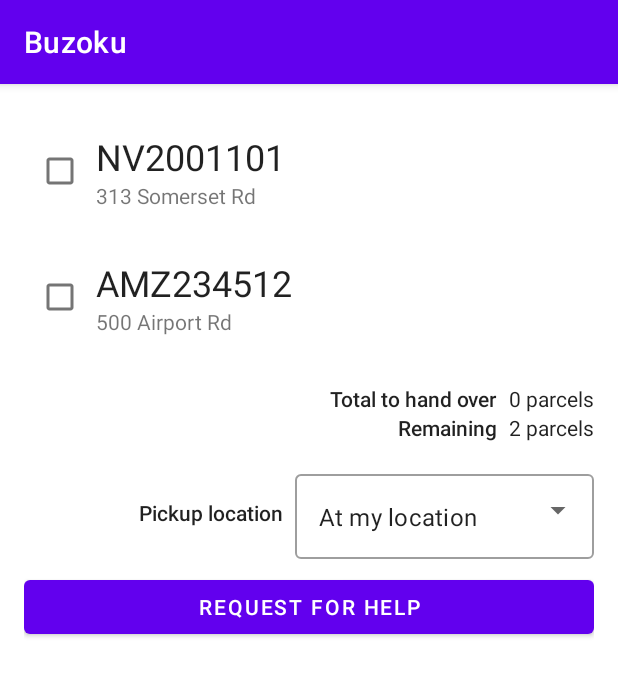
After one commit to kaine119/code-dojo-2022, an Android app: the RequestForHelpActivity screen opened directly, with no data from a screen before it, on a phone screen of 412 x 824 dp. The commit adds this screen. Shown: the top 676 px of the screen. Run offline under Robolectric (Android 15) with nearby library versions, the phone set to English and light mode, and no system bars.

Commit message:
Add RequestForHelpActivity and stubbed network request code

```diff
--- a/app/src/main/AndroidManifest.xml
+++ b/app/src/main/AndroidManifest.xml
@@ -9,6 +9,9 @@
         android:roundIcon="@mipmap/ic_launcher_round"
         android:supportsRtl="true"
         android:theme="@style/Theme.Buzoku">
+        <activity
+            android:name=".ui.requestForHelp.RequestForHelpActivity"
+            android:exported="false" />
         <activity
             android:name=".MainActivity"
             android:exported="true"
--- /dev/null
+++ b/app/src/main/java/team/stonks/buzoku/helpRequests/Parcel.kt
@@ -0,0 +1,3 @@
+package team.stonks.buzoku.helpRequests
+
+data class Parcel(val trackingNumber: String, val destination: String)
--- a/app/src/main/java/team/stonks/buzoku/ui/clan/ClanFragment.kt
+++ b/app/src/main/java/team/stonks/buzoku/ui/clan/ClanFragment.kt
@@ -1,12 +1,15 @@
 package team.stonks.buzoku.ui.clan
 
+import android.content.Intent
 import android.os.Bundle
 import androidx.fragment.app.Fragment
 import android.view.LayoutInflater
 import android.view.View
 import android.view.ViewGroup
+import android.widget.Button
 import android.widget.TextView
 import team.stonks.buzoku.R
+import team.stonks.buzoku.ui.requestForHelp.RequestForHelpActivity
 
 // TODO: Rename parameter arguments, choose names that match
 // the fragment initialization parameters, e.g. ARG_ITEM_NUMBER
@@ -39,6 +42,13 @@ class ClanFragment : Fragment() {
     ): View? {
         // Inflate the layout for this fragment
         layout = inflater.inflate(R.layout.fragment_clan, container, false)
+
+        // Launch activity for requestForHelp
+        // TODO: should this be an activity or a fragment?
+        layout?.findViewById<Button>(R.id.btn_request_help)?.setOnClickListener {
+            val intent = Intent(activity, RequestForHelpActivity::class.java)
+            startActivity(intent)
+        }
 
         // These TextViews can be programmatically changed before returning the view to be rendered
         val clanName: TextView? = layout?.findViewById(R.id.ClanName)
--- /dev/null
+++ b/app/src/main/java/team/stonks/buzoku/ui/requestForHelp/RequestForHelpActivity.kt
@@ -0,0 +1,109 @@
+package team.stonks.buzoku.ui.requestForHelp
+
+import androidx.appcompat.app.AppCompatActivity
+import android.os.Bundle
+import android.view.LayoutInflater
+import android.view.View
+import android.view.ViewGroup
+import android.widget.*
+import androidx.recyclerview.widget.LinearLayoutManager
+import androidx.recyclerview.widget.RecyclerView
+import com.google.android.material.textfield.TextInputLayout
+import team.stonks.buzoku.R
+import team.stonks.buzoku.helpRequests.Parcel
+
+data class SelectableParcel(var value: Parcel, var selected: Boolean)
+
+class ParcelListAdapter(
+    var parcelList: List<SelectableParcel>,
+    val selectionChangeCallback: (List<SelectableParcel>) -> Unit
+) :
+    RecyclerView.Adapter<ParcelListAdapter.ViewHolder>() {
+
+    class ViewHolder(itemView: View) : RecyclerView.ViewHolder(itemView) {
+        var parcelTrackingNumberText: TextView = itemView.findViewById(R.id.parcelTrackingNumber)
+        var parcelAddressText: TextView = itemView.findViewById(R.id.parcelAddress)
+        var parcelSelectedCheckBox: CheckBox = itemView.findViewById(R.id.parcelSelectedCheckbox)
+    }
+
+    override fun onCreateViewHolder(parent: ViewGroup, viewType: Int): ViewHolder {
+        val layoutInflater = LayoutInflater.from(parent.context)
+        val itemView = layoutInflater.inflate(R.layout.parcel_item_view, parent, false)
+        selectionChangeCallback(parcelList)
+        return ViewHolder(itemView)
+    }
+
+    override fun onBindViewHolder(holder: ViewHolder, position: Int) {
+        val parcel = parcelList[position]
+        holder.parcelTrackingNumberText.text = parcel.value.trackingNumber
+        holder.parcelAddressText.text = parcel.value.destination
+        holder.parcelSelectedCheckBox.isSelected = parcel.selected
+
+        holder.itemView.setOnClickListener {
+            holder.parcelSelectedCheckBox.toggle()
+            parcel.selected = !parcel.selected
+            selectionChangeCallback(parcelList)
+        }
+
+        holder.parcelSelectedCheckBox.setOnClickListener {
+            parcel.selected = !parcel.selected
+            selectionChangeCallback(parcelList)
+        }
+    }
+
+    override fun getItemCount() = parcelList.size
+
+}
+
+class RequestForHelpActivity : AppCompatActivity() {
+    override fun onCreate(savedInstanceState: Bundle?) {
+        super.onCreate(savedInstanceState)
+        setContentView(R.layout.activity_request_for_help)
+
+        //region Attach adapter to RecyclerList
+        val parcels = listOf(
+            Parcel("NV2001101", "313 Somerset Rd"),
+            Parcel("AMZ234512", "500 Airport Rd")
+        )
+        val parcelModels = parcels.map { SelectableParcel(it, false) }
+
+        // Update these two number fields when the selection set is updated.
+        val dropOffCountText: TextView = findViewById(R.id.txtDropOffCount)
+        val remainingCountText: TextView = findViewById(R.id.txtRemainingCount)
+
+        val parcelListAdapter = ParcelListAdapter(parcelModels) { parcels ->
+            // This callback gets called when the selection set of the list changes.
+            dropOffCountText.text = "${parcels.filter { it.selected }.count()} parcels"
+            remainingCountText.text = "${parcels.filter { !it.selected }.count()} parcels"
+        }
+        findViewById<RecyclerView>(R.id.parcelRecyclerView).apply {
+            setHasFixedSize(true)
+            layoutManager = LinearLayoutManager(context)
+            adapter = parcelListAdapter
+        }
+        //endregion
+
+        //region Populate pickup selector
+        val pickupSelector: TextInputLayout = findViewById(R.id.selection_pickup)
+        val pickupMenuItems = listOf(
+            getString(R.string.pickup_my_location),
+            getString(R.string.pickup_halfway),
+            getString(R.string.pickup_their_location)
+        )
+        val pickupMenuAdapter = ArrayAdapter(baseContext, R.layout.list_item, pickupMenuItems)
+        (pickupSelector.editText as? AutoCompleteTextView)?.setAdapter(pickupMenuAdapter)
+        (pickupSelector.editText as? AutoCompleteTextView)?.setText(pickupMenuItems[0], false)
+        //endregion
+
+        findViewById<Button>(R.id.btnSubmitRequest).setOnClickListener {
+            // Look for parcel that have been selected for transfer
+            val selectedParcels: List<Parcel> =
+                parcelListAdapter.parcelList.filter { it.selected }.map { it.value }
+
+            // TODO: find a less hacky dropdown! This is really jank
+            val pickupSelection = (pickupSelector.editText)?.text.toString()
+
+           RequestForHelpService().submitRequest(selectedParcels, pickupSelection)
+        }
+    }
+}
--- /dev/null
+++ b/app/src/main/java/team/stonks/buzoku/ui/requestForHelp/RequestForHelpService.kt
@@ -0,0 +1,21 @@
+package team.stonks.buzoku.ui.requestForHelp
+
+import android.util.Log
+import team.stonks.buzoku.helpRequests.Parcel
+
+/**
+ * Provides network calls for the "Request for Help" page.
+ */
+class RequestForHelpService {
+    fun submitRequest(parcels: List<Parcel>, proposedMeetupPoint: String) {
+        // TODO: actually do a network call here
+            Log.d(
+                "RequestForHelpActivity",
+                "Parcels to drop off: $parcels"
+            )
+            Log.d(
+                "RequestForHelpActivity",
+                "Meeting point: $proposedMeetupPoint"
+            )
+    }
+}
--- a/app/src/main/res/drawable/ic_menu_gallery.xml
+++ /dev/null
@@ -1,9 +0,0 @@
-<vector xmlns:android="http://schemas.android.com/apk/res/android"
-    android:width="24dp"
-    android:height="24dp"
-    android:viewportWidth="24.0"
-    android:viewportHeight="24.0">
-    <path
-        android:fillColor="#FF000000"
-        android:pathData="M22,16V4c0,-1.1 -0.9,-2 -2,-2H8c-1.1,0 -2,0.9 -2,2v12c0,1.1 0.9,2 2,2h12c1.1,0 2,-0.9 2,-2zm-11,-4l2.03,2.71L16,11l4,5H8l3,-4zM2,6v14c0,1.1 0.9,2 2,2h14v-2H4V6H2z" />
-</vector>
--- a/app/src/main/res/drawable/ic_menu_slideshow.xml
+++ /dev/null
@@ -1,9 +0,0 @@
-<vector xmlns:android="http://schemas.android.com/apk/res/android"
-    android:width="24dp"
-    android:height="24dp"
-    android:viewportWidth="24.0"
-    android:viewportHeight="24.0">
-    <path
-        android:fillColor="#FF000000"
-        android:pathData="M4,6H2v14c0,1.1 0.9,2 2,2h14v-2H4V6zm16,-4H8c-1.1,0 -2,0.9 -2,2v12c0,1.1 0.9,2 2,2h12c1.1,0 2,-0.9 2,-2V4c0,-1.1 -0.9,-2 -2,-2zm-8,12.5v-9l6,4.5 -6,4.5z" />
-</vector>
--- /dev/null
+++ b/app/src/main/res/layout/activity_request_for_help.xml
@@ -0,0 +1,106 @@
+<?xml version="1.0" encoding="utf-8"?>
+<LinearLayout xmlns:android="http://schemas.android.com/apk/res/android"
+    xmlns:app="http://schemas.android.com/apk/res-auto"
+    xmlns:tools="http://schemas.android.com/tools"
+    android:layout_width="match_parent"
+    android:layout_height="match_parent"
+    android:orientation="vertical"
+    android:paddingHorizontal="@dimen/activity_horizontal_margin"
+    android:paddingVertical="@dimen/activity_vertical_margin"
+    tools:context=".ui.requestForHelp.RequestForHelpActivity">
+
+    <androidx.recyclerview.widget.RecyclerView
+        android:id="@+id/parcelRecyclerView"
+        android:layout_width="match_parent"
+        android:layout_height="wrap_content" />
+
+    <GridLayout
+        android:layout_width="match_parent"
+        android:layout_height="wrap_content"
+        android:paddingTop="16dp">
+
+        <TextView
+            android:layout_width="wrap_content"
+            android:layout_height="wrap_content"
+            android:layout_row="0"
+            android:layout_column="0"
+            android:layout_gravity="right"
+            android:layout_marginRight="8dp"
+            android:text="Total to hand over"
+            android:textAppearance="@style/TextAppearance.AppCompat.Body2" />
+
+        <TextView
+            android:id="@+id/txtDropOffCount"
+            android:layout_width="wrap_content"
+            android:layout_height="wrap_content"
+            android:layout_row="0"
+            android:layout_column="1"
+
+            android:text="5 parcels"
+            android:textAppearance="@style/TextAppearance.AppCompat.Body1" />
+
+        <TextView
+            android:layout_width="wrap_content"
+            android:layout_height="wrap_content"
+            android:layout_row="1"
+            android:layout_column="0"
+            android:layout_gravity="right"
+            android:layout_marginEnd="8dp"
+            android:text="Remaining"
+            android:textAppearance="@style/TextAppearance.AppCompat.Body2" />
+
+        <TextView
+            android:id="@+id/txtRemainingCount"
+            android:layout_width="wrap_content"
+            android:layout_height="wrap_content"
+            android:layout_row="1"
+            android:layout_column="1"
+            android:text="3 parcels"
+            android:textAppearance="@style/TextAppearance.AppCompat.Body1" />
+
+    </GridLayout>
+
+    <LinearLayout
+        android:layout_width="match_parent"
+        android:layout_height="wrap_content"
+        android:layout_marginTop="16dp"
+        android:gravity="right"
+        android:orientation="horizontal">
+
+        <TextView
+            android:layout_width="wrap_content"
+            android:layout_height="wrap_content"
+            android:layout_row="2"
+            android:layout_column="0"
+            android:layout_gravity="center"
+
+            android:layout_marginEnd="8dp"
+            android:text="Pickup location"
+            android:textAppearance="@style/TextAppearance.AppCompat.Body2" />
+
+        <com.google.android.material.textfield.TextInputLayout
+            android:id="@+id/selection_pickup"
+            style="@style/Widget.MaterialComponents.TextInputLayout.OutlinedBox.ExposedDropdownMenu"
+            android:layout_width="wrap_content"
+            android:layout_height="wrap_content">
+
+            <AutoCompleteTextView
+                android:layout_width="wrap_content"
+                android:layout_height="wrap_content"
+                android:inputType="none" />
+
+        </com.google.android.material.textfield.TextInputLayout>
+
+
+    </LinearLayout>
+
+    <Button
+        android:id="@+id/btnSubmitRequest"
+        android:layout_width="match_parent"
+        android:layout_height="wrap_content"
+        android:text="Request for help"
+        android:layout_marginTop="8dp"
+        />
+
+
+</LinearLayout>
--- a/app/src/main/res/layout/fragment_clan.xml
+++ b/app/src/main/res/layout/fragment_clan.xml
@@ -79,7 +79,8 @@
         android:layout_width="wrap_content"
         android:layout_height="wrap_content"
         android:layout_marginVertical="16dp"
-        android:text="Call for Help" />
+        android:text="Call for Help"
+        android:id="@+id/btn_request_help"/>
 
 
     <com.google.android.material.card.MaterialCardView
--- /dev/null
+++ b/app/src/main/res/layout/list_item.xml
@@ -0,0 +1,10 @@
+<?xml version="1.0" encoding="utf-8"?>
+<TextView
+    xmlns:android="http://schemas.android.com/apk/res/android"
+    android:layout_width="match_parent"
+    android:layout_height="wrap_content"
+    android:padding="16dp"
+    android:ellipsize="end"
+    android:maxLines="1"
+    android:textAppearance="@style/TextAppearance.AppCompat.Body2"
+/>
--- /dev/null
+++ b/app/src/main/res/layout/parcel_item_view.xml
@@ -0,0 +1,41 @@
+<?xml version="1.0" encoding="utf-8"?>
+<androidx.constraintlayout.widget.ConstraintLayout xmlns:android="http://schemas.android.com/apk/res/android"
+    xmlns:app="http://schemas.android.com/apk/res-auto"
+    xmlns:tools="http://schemas.android.com/tools"
+    android:layout_width="match_parent"
+    android:layout_height="wrap_content"
+    android:orientation="vertical"
+    android:paddingVertical="@dimen/activity_vertical_margin"
+    >
+
+    <LinearLayout
+        android:layout_width="wrap_content"
+        android:layout_height="match_parent"
+        android:orientation="vertical"
+        app:layout_constraintBottom_toBottomOf="parent"
+        app:layout_constraintStart_toEndOf="@+id/parcelSelectedCheckbox"
+        app:layout_constraintTop_toTopOf="parent">
+
+        <TextView
+            android:id="@+id/parcelTrackingNumber"
+            android:layout_width="wrap_content"
+            android:layout_height="wrap_content"
+            android:text="NV00012592"
+            android:textAppearance="@style/TextAppearance.AppCompat.Headline" />
+
+        <TextView
+            android:id="@+id/parcelAddress"
+            android:layout_width="wrap_content"
+            android:layout_height="wrap_content"
+            android:text="313 Somerset Rd" />
+
+    </LinearLayout>
+
+    <CheckBox
+        android:id="@+id/parcelSelectedCheckbox"
+        android:layout_width="wrap_content"
+        android:layout_height="wrap_content"
+        app:layout_constraintBottom_toBottomOf="parent"
+        app:layout_constraintStart_toStartOf="parent"
+        app:layout_constraintTop_toTopOf="parent" />
+</androidx.constraintlayout.widget.ConstraintLayout>
--- /dev/null
+++ b/app/src/main/res/menu/pickup_locations.xml
@@ -0,0 +1,9 @@
+<?xml version="1.0" encoding="utf-8"?>
+<menu xmlns:android="http://schemas.android.com/apk/res/android">
+    <item android:id="@+id/pickup_my_location"
+        android:title="@string/pickup_my_location"/>
+    <item android:id="@+id/pickup_halfway"
+        android:title="@string/pickup_halfway"/>
+    <item android:id="@+id/pickup_their_location"
+        android:title="@string/pickup_their_location"/>
+</menu>
--- a/app/src/main/res/values/strings.xml
+++ b/app/src/main/res/values/strings.xml
@@ -12,4 +12,7 @@
 
     <string name="menu_clan">Your Clan</string>
     <string name="loading">Loading...</string>
+    <string name="pickup_my_location">At my location</string>
+    <string name="pickup_halfway">Halfway</string>
+    <string name="pickup_their_location">At helper\'s location</string>
 </resources>
```
